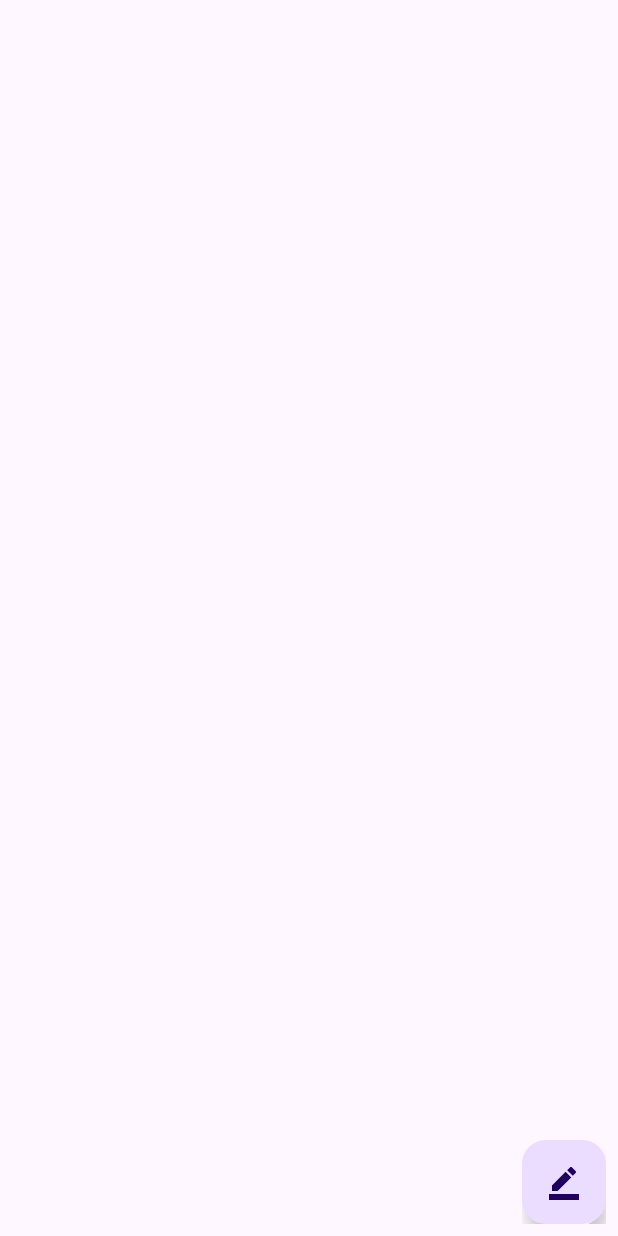
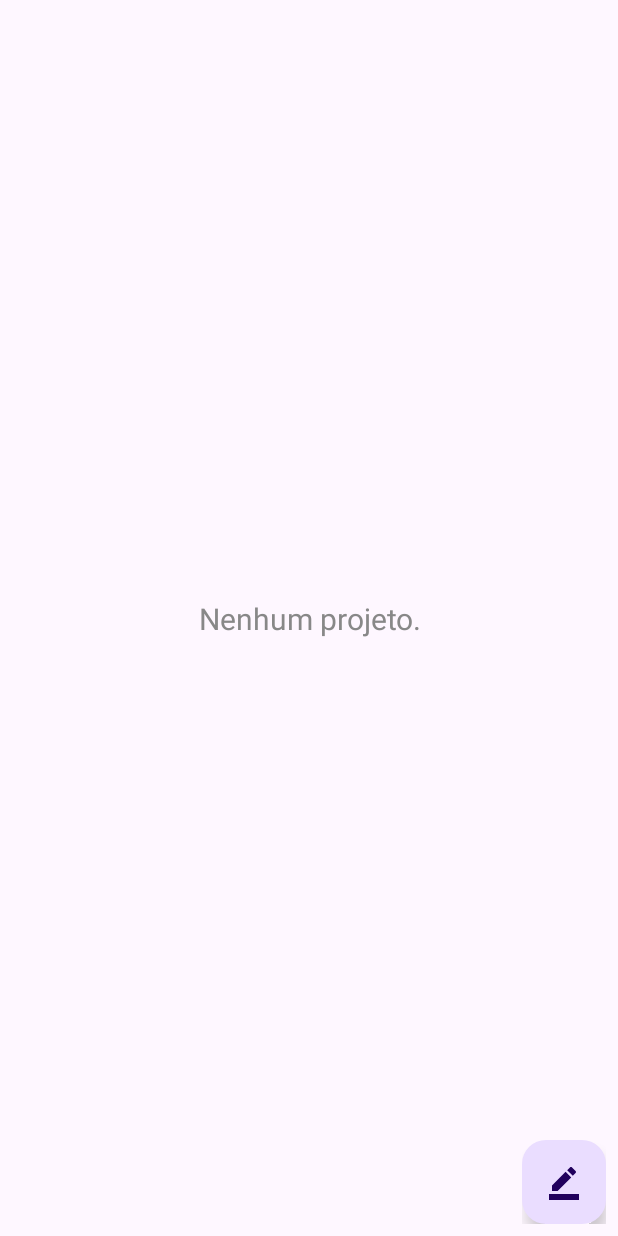
Before and after one commit to gustavodias24/AppFotoGeolocalizacao, an Android app: the layout activity_meus_projetos.xml on its own in the app's theme, with its tools: preview values and no code run, on a phone screen of 412 x 824 dp. Run offline under Robolectric (Android 15) with nearby library versions, the phone set to English and light mode, and no system bars; plain views replace FloatingActionButton, FloatingActionMenu.

Commit message:
- Criação / listagem de projetos funcional - Listagem dos projetos na parte de criar ponto

```diff
--- a/app/src/main/res/layout/activity_meus_projetos.xml
+++ b/app/src/main/res/layout/activity_meus_projetos.xml
@@ -41,4 +41,16 @@
             app:fab_label="Adicionar projeto" />
 
     </com.github.clans.fab.FloatingActionMenu>
+
+    <TextView
+        android:id="@+id/aviso_empty_text"
+        android:layout_width="wrap_content"
+        android:layout_height="wrap_content"
+        android:text="Nenhum projeto."
+        android:textColor="#888888"
+        android:textSize="20sp"
+        app:layout_constraintBottom_toBottomOf="parent"
+        app:layout_constraintEnd_toEndOf="parent"
+        app:layout_constraintStart_toStartOf="@+id/reycler_projetos"
+        app:layout_constraintTop_toTopOf="parent" />
 </androidx.constraintlayout.widget.ConstraintLayout>
```
Also changed, not shown: app/src/main/java/benicio/soluces/aplicativotestebencio/activity/AdicionarPontoActivity.java (+13 -0 lines), app/src/main/java/benicio/soluces/aplicativotestebencio/activity/MeusProjetosActivity.java (+48 -1 lines), app/src/main/java/benicio/soluces/aplicativotestebencio/adapter/AdapterProjetos.java (added, +58 -0 lines), app/src/main/java/benicio/soluces/aplicativotestebencio/util/ProjetoUtils.java (+39 -0 lines).
